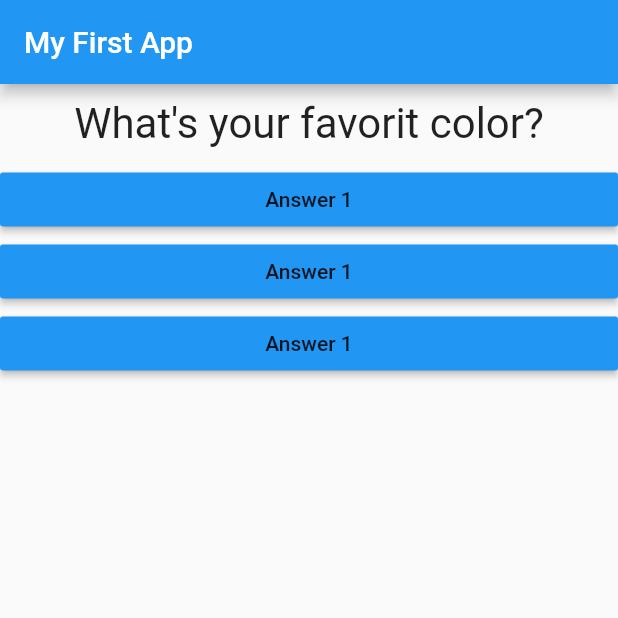
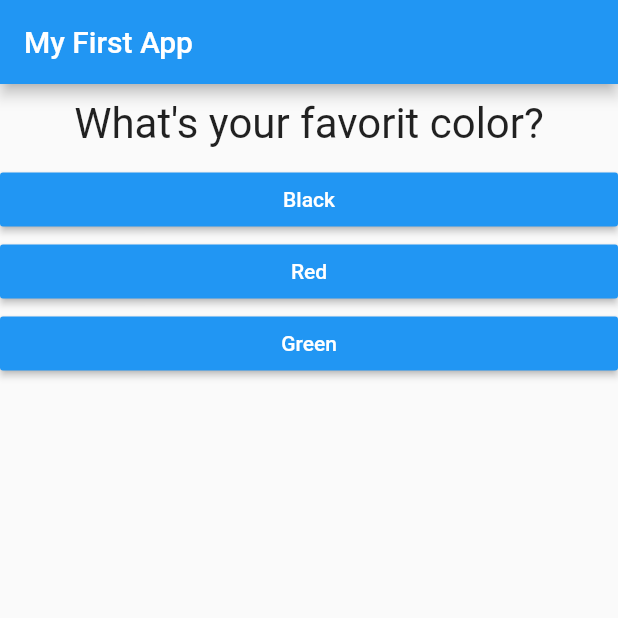
Before and after one commit to Samehmarzok/flutter_complete_guide, a Flutter app: the screen it shows after launch, on a phone screen of 412 x 824 dp, the top half of it. Run offline on Flutter 3.47's test engine with Material 2 defaults, Android fonts, the phone set to English and light mode, and no system bars.

```diff
--- a/lib/answer.dart
+++ b/lib/answer.dart
@@ -3,8 +3,9 @@ import 'package:flutter/material.dart';
 
 class Answer extends StatelessWidget {
   final Function selectHandler;
+  final String answerText;
 
-  Answer(this.selectHandler);
+  Answer(this.selectHandler,  this.answerText);
 
   @override
   Widget build(BuildContext context) {
@@ -12,7 +13,8 @@ class Answer extends StatelessWidget {
       width: double.infinity,
       child: RaisedButton(
         color: Colors.blue,
-        child: Text('Answer 1'),
+        textColor: Colors.white,
+        child: Text(answerText),
         onPressed: selectHandler,
       ),
     );
--- a/lib/main.dart
+++ b/lib/main.dart
@@ -30,8 +30,19 @@ class _MyAppState extends State<MyApp> {
   @override
   Widget build(BuildContext context) {
     var questions = [
-      'What\'s your favorit color?',
-      'What\'s your favorit Animal?'
+      //Create a Map
+      {
+        'QuestionText': 'What\'s your favorit color?',
+        'Answers': ['Black', 'Red', 'Green'],
+      },
+      {
+        'QuestionText': 'What\'s your favorit Animal?',
+        'Answers': ['Rabbit', 'Snake', 'Elephant', 'Lion'],
+      },
+      {
+        'QuestionText': 'Who\'s your favorit Instructor?',
+        'Answers': ['Max', 'Stef', 'Hanz', 'Sameh'],
+      },
     ];
     return MaterialApp(
         home: Scaffold(
@@ -42,13 +53,14 @@ class _MyAppState extends State<MyApp> {
               children: [
                 // Custom Widget File
                 Question(
-            questions[_questionIndex],
+                  questions[_questionIndex]['QuestionText'],
                 ),
-          Answer(_answerQuestions),
-          Answer(_answerQuestions),
-          Answer(_answerQuestions),
+                // Dynamic BTN According to Map
+                ...(questions[_questionIndex]['Answers'] as List<String>)
+                    .map((answer) {
+                  return Answer(_answerQuestions, answer);
+                }).toList()
               ],
-      ),
-    ));
+            )));
   }
 }
```
Lines whose indentation alone changed are shown as unchanged.
